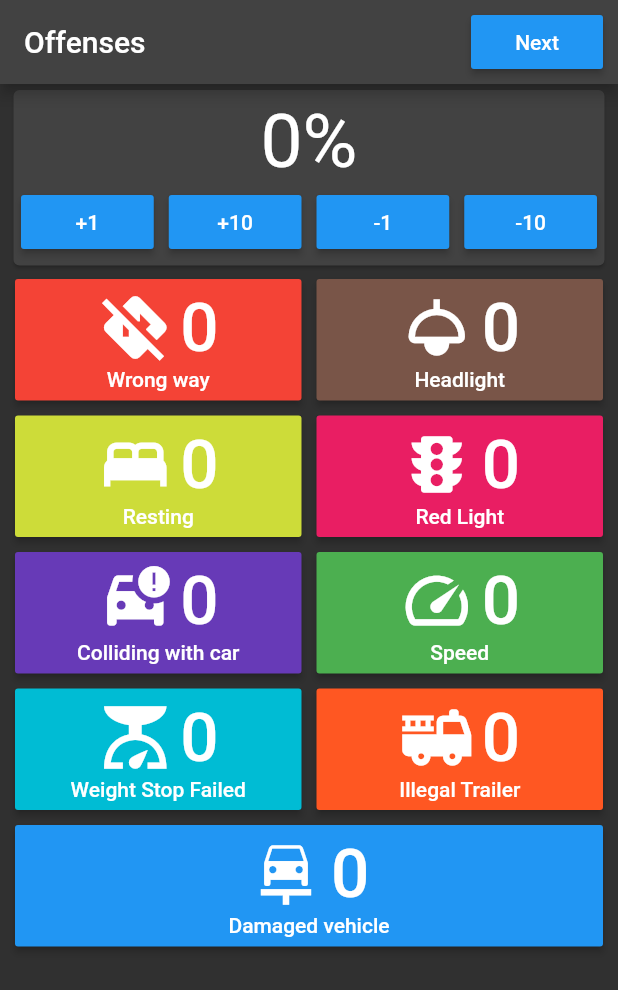
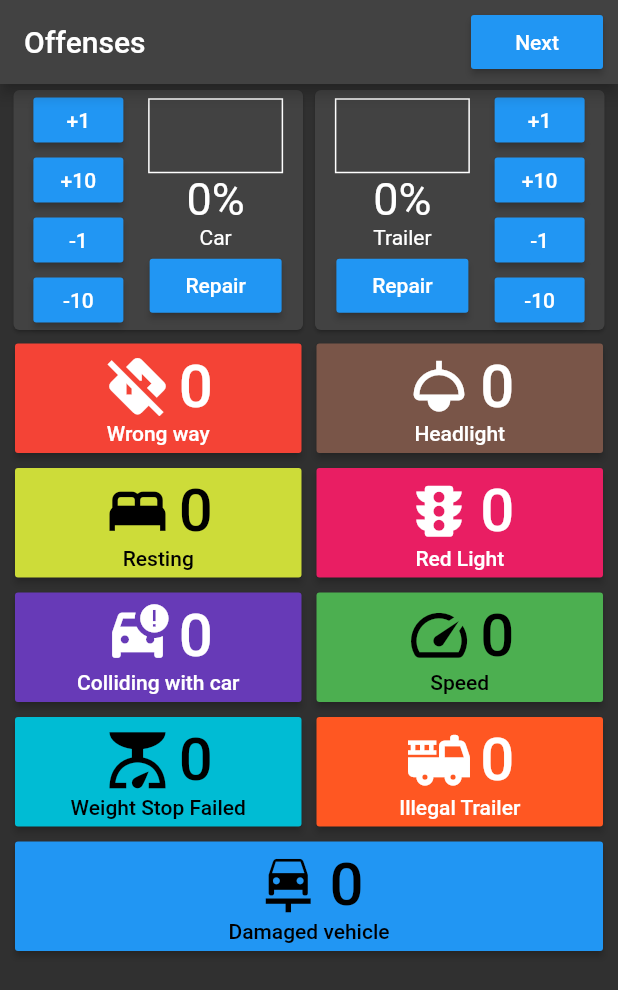
Before and after one commit to PushupDriver/logger_app, a Flutter app: the screen it shows after launch, on a phone screen of 412 x 824 dp. Shown: the top 990 px of the screen. Run offline on Flutter 3.47's test engine with Material 2 defaults, Android fonts, the phone set to English and light mode, and no system bars; our stand-ins replace audioplayers, confetti, get_it, wakelock.

Commit message:
add trailer damage and repaire for damage, record those damages

```diff
--- a/lib/components/offense_button.dart
+++ b/lib/components/offense_button.dart
@@ -17,11 +17,14 @@ class OffenseButton extends StatelessWidget {
 
   @override
   Widget build(BuildContext context) {
+    final y = 0.2126 * color.red + 0.7152 * color.green + 0.0722 * color.blue;
+    final contentColor = y < 128 ? Colors.white : Colors.black;
+
     return MaterialButton(
       color: color,
       onPressed: onPressed,
       child: Container(
-        padding: const EdgeInsets.all(6),
+        padding: const EdgeInsets.all(5),
         child: Column(
           mainAxisAlignment: MainAxisAlignment.center,
           children: [
@@ -30,18 +33,22 @@ class OffenseButton extends StatelessWidget {
               children: [
                 Icon(
                   icon,
-                  size: 50,
+                  size: 45,
+                  color: contentColor,
                 ),
                 const SizedBox(
                   width: 5,
                 ),
                 Text(
                   count.toString(),
-                  style: const TextStyle(fontSize: 45),
+                  style: TextStyle(fontSize: 40, color: contentColor),
                 ),
               ],
             ),
-            Text(text)
+            Text(
+              text,
+              style: TextStyle(color: contentColor),
+            )
           ],
         ),
       ),
--- a/lib/screens/offense_logger.dart
+++ b/lib/screens/offense_logger.dart
@@ -26,6 +26,138 @@ class _OffenseLoggerState extends State<OffenseLogger> {
     Wakelock.enable();
   }
 
+  Widget damageLogger(int damageValue, void Function(int value) valueUpdater,
+      String text, List<int> valueList,
+      {bool buttonFirst = false}) {
+    const double buttonSpace = 10;
+    final Widget buttons = SizedBox(
+      height: 150,
+      width: 60,
+      child: Column(
+        children: [
+          Expanded(
+            flex: 1,
+            child: MaterialButton(
+              color: Colors.blue,
+              child: const Text("+1"),
+              onPressed: () {
+                valueUpdater(damageValue + 1);
+                // setState(() {
+                //   damageValue += 1;
+                // });
+              },
+            ),
+          ),
+          const SizedBox(
+            height: buttonSpace,
+          ),
+          Expanded(
+            flex: 1,
+            child: MaterialButton(
+              color: Colors.blue,
+              child: const Text("+10"),
+              onPressed: () {
+                valueUpdater(damageValue + 10);
+                // setState(() {
+                //   damageValue += 10;
+                // });
+              },
+            ),
+          ),
+          const SizedBox(
+            height: buttonSpace,
+          ),
+          Expanded(
+            flex: 1,
+            child: MaterialButton(
+              color: Colors.blue,
+              child: const Text("-1"),
+              onPressed: () {
+                valueUpdater(damageValue - 1);
+                // setState(() {
+                //   damageValue -= 1;
+                // });
+              },
+            ),
+          ),
+          const SizedBox(
+            height: buttonSpace,
+          ),
+          Expanded(
+            flex: 1,
+            child: MaterialButton(
+              color: Colors.blue,
+              child: const Text("-10"),
+              onPressed: () {
+                valueUpdater(damageValue - 10);
+                // setState(() {
+                //   damageValue -= 10;
+                // });
+              },
+            ),
+          )
+        ],
+      ),
+    );
+
+    Widget labels = Column(
+      mainAxisAlignment: MainAxisAlignment.spaceBetween,
+      children: [
+        Container(
+          height: 50,
+          width: 90,
+          decoration: BoxDecoration(
+              border: Border.all(
+            color: Colors.white,
+            width: 1,
+          )),
+          child: Column(
+            mainAxisAlignment: MainAxisAlignment.center,
+            children: valueList.map((e) => Text(e.toString())).toList(),
+          ),
+        ),
+        Text(
+          "$damageValue%",
+          style: const TextStyle(fontSize: 30),
+        ),
+        Text(text),
+        MaterialButton(
+          color: Colors.blue,
+          onPressed: () {
+            setState(() {
+              offenseCounter.repaire();
+            });
+          },
+          child: const Text("Repair"),
+        ),
+      ],
+    );
+
+    return Expanded(
+      child: Card(
+        child: Padding(
+          padding: const EdgeInsets.all(5),
+          child: Column(
+            children: [
+              Row(
+                mainAxisAlignment: MainAxisAlignment.spaceAround,
+                children: buttonFirst
+                    ? [
+                        buttons,
+                        labels,
+                      ]
+                    : [
+                        labels,
+                        buttons,
+                      ],
+              ),
+            ],
+          ),
+        ),
+      ),
+    );
+  }
+
   @override
   Widget build(BuildContext context) {
     return Scaffold(
@@ -48,79 +180,19 @@ class _OffenseLoggerState extends State<OffenseLogger> {
       body: ListView(
         padding: const EdgeInsets.only(left: 5, right: 5),
         children: [
-          Card(
-            child: Padding(
-              padding: const EdgeInsets.all(5),
-              child: Column(
-                children: [
-                  Text(
-                    "${offenseCounter.carDamage}%",
-                    style: const TextStyle(fontSize: 50),
-                  ),
           Row(
             children: [
-                      Expanded(
-                        flex: 1,
-                        child: MaterialButton(
-                          color: Colors.blue,
-                          child: const Text("+1"),
-                          onPressed: () {
+              damageLogger(offenseCounter.carDamage, (value) {
                 setState(() {
-                              offenseCounter.carDamage += 1;
+                  offenseCounter.carDamage = value;
                 });
-                          },
-                        ),
-                      ),
-                      const SizedBox(
-                        width: 10,
-                      ),
-                      Expanded(
-                        flex: 1,
-                        child: MaterialButton(
-                          color: Colors.blue,
-                          child: const Text("+10"),
-                          onPressed: () {
+              }, "Car", offenseCounter.carDamages, buttonFirst: true),
+              damageLogger(offenseCounter.trailerDamage, (value) {
                 setState(() {
-                              offenseCounter.carDamage += 10;
+                  offenseCounter.trailerDamage = value;
                 });
-                          },
-                        ),
-                      ),
-                      const SizedBox(
-                        width: 10,
-                      ),
-                      Expanded(
-                        flex: 1,
-                        child: MaterialButton(
-                          color: Colors.blue,
-                          child: const Text("-1"),
-                          onPressed: () {
-                            setState(() {
-                              offenseCounter.carDamage -= 1;
-                            });
-                          },
-                        ),
-                      ),
-                      const SizedBox(
-                        width: 10,
-                      ),
-                      Expanded(
-                        flex: 1,
-                        child: MaterialButton(
-                          color: Colors.blue,
-                          child: const Text("-10"),
-                          onPressed: () {
-                            setState(() {
-                              offenseCounter.carDamage -= 10;
-                            });
-                          },
-                        ),
-                      )
+              }, "Trailer", offenseCounter.trailerDamages),
             ],
-                  ),
-                ],
-              ),
-            ),
           ),
           Padding(
             padding: const EdgeInsets.all(5),
--- a/lib/singletons/offense_counter.dart
+++ b/lib/singletons/offense_counter.dart
@@ -24,7 +24,40 @@ class OffenseCounter {
     }
   }
 
-  int get preCompensateCountSum => (wrongWayOffenseCount +
+  int _trailerDamage = 0;
+  int get trailerDamage => _trailerDamage;
+  set trailerDamage(int value) {
+    _trailerDamage = value;
+    if (_trailerDamage > 100) {
+      _trailerDamage = 100;
+    } else if (_trailerDamage < 0) {
+      _trailerDamage = 0;
+    }
+  }
+
+  void repaire() {
+    if (carDamage != 0) {
+      carDamages.add(carDamage);
+    }
+    if (trailerDamage != 0) {
+      trailerDamages.add(trailerDamage);
+    }
+    carDamage = 0;
+    trailerDamage = 0;
+  }
+
+  List<int> carDamages = [];
+  List<int> trailerDamages = [];
+
+  int get carDamageSum =>
+      carDamages.fold(0, (previous, current) => previous + current) + carDamage;
+
+  int get trailerDamageSum =>
+      trailerDamages.fold(0, (previous, current) => previous + current) +
+      trailerDamage;
+
+  int get preCompensateCountSum {
+    return wrongWayOffenseCount +
         headlightUsageOffenseCount +
         notRestingOffenseCount +
         redLightOffenseCount +
@@ -33,7 +66,9 @@ class OffenseCounter {
         failedToStopAtWeightStationCount +
         illegalTrailerCount +
         damagedVehicleCount +
-      carDamage);
+        carDamageSum +
+        trailerDamageSum;
+  }
 
   int get compensation {
     if (preCompensateCountSum * perOffencePushup < compensationThreashold) {
```
Also changed, not shown: lib/screens/offense_sum.dart (+8 -2 lines). Lines whose indentation alone changed are shown as unchanged.
